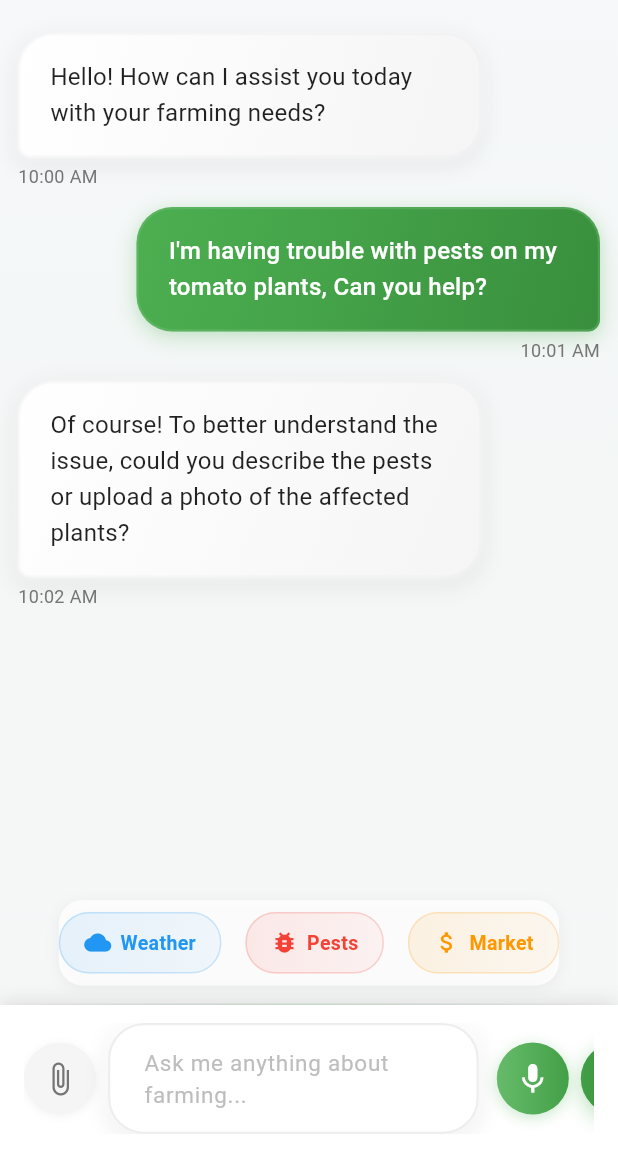
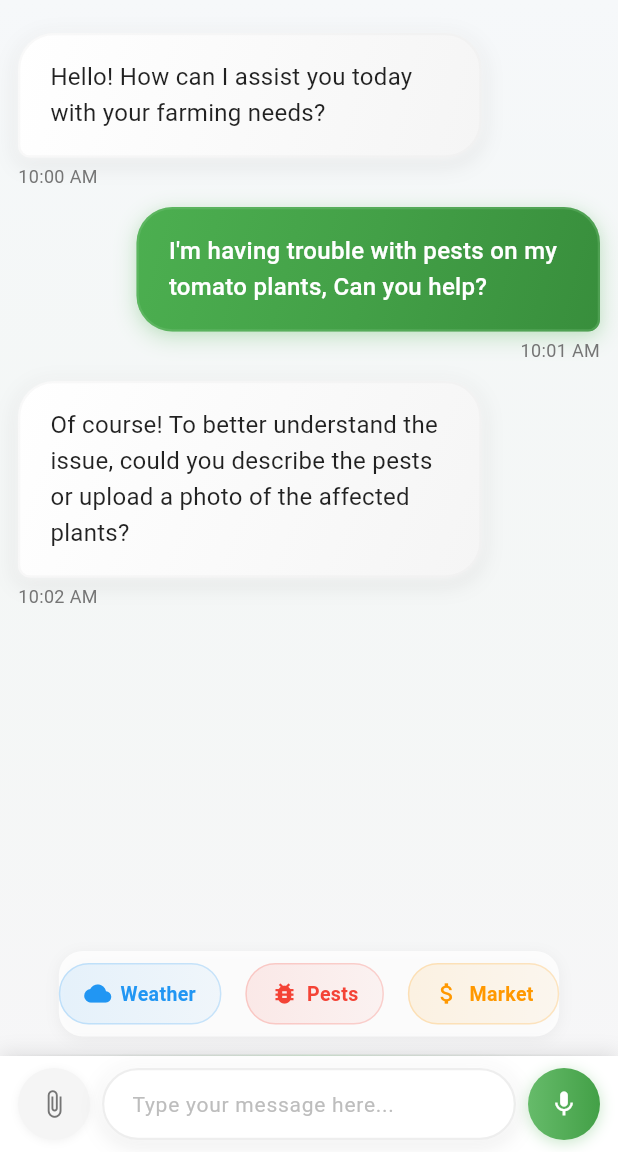
Before and after one commit to yuvakrishnayk/krishi_sakhi, a Flutter app: the ChatbotScreen screen opened directly, on a phone screen of 412 x 824 dp, the part 84-1236 px from its top. Run offline on Flutter 3.47's test engine with Material 3 defaults, Android fonts, the light colour scheme and no system bars; our stand-ins replace image_picker; network calls fail.

Commit message:
fix: update chat input hint and enhance message sending functionality

```diff
--- a/lib/l10n/app_localizations_en.dart
+++ b/lib/l10n/app_localizations_en.dart
@@ -327,7 +327,7 @@ class AppLocalizationsEn extends AppLocalizations {
   String get chatAnalyzing => 'Thank you for your message. I\'m analyzing your query and will provide you with the best farming advice!';
 
   @override
-  String get chatInputHint => 'Ask me anything about farming...';
+  String get chatInputHint => 'Type your message here...';
 
   @override
   String get selectAttachment => 'Select Attachment';
--- a/lib/screens/chatbot_screen.dart
+++ b/lib/screens/chatbot_screen.dart
@@ -14,12 +14,12 @@ class _ChatbotScreenState extends State<ChatbotScreen>
     with TickerProviderStateMixin {
   final TextEditingController _controller = TextEditingController();
   late AnimationController _fabAnimationController;
-  late Animation<double> _fabAnimation;
   final GlobalKey<ScaffoldState> _scaffoldKey = GlobalKey<ScaffoldState>();
 
   List<_ChatMessage> _messages = [];
   bool _isTyping = false;
   bool _messagesInitialized = false;
+  bool _hasText = false;
 
   void _initializeMessages(AppLocalizations loc) {
     if (!_messagesInitialized) {
@@ -43,17 +43,19 @@ class _ChatbotScreenState extends State<ChatbotScreen>
       duration: const Duration(milliseconds: 300),
       vsync: this,
     );
-    _fabAnimation = Tween<double>(begin: 0.0, end: 1.0).animate(
-      CurvedAnimation(
-        parent: _fabAnimationController,
-        curve: Curves.elasticOut,
-      ),
-    );
     _fabAnimationController.forward();
+
+    // Listen to text changes
+    _controller.addListener(() {
+      setState(() {
+        _hasText = _controller.text.trim().isNotEmpty;
+      });
+    });
   }
 
   @override
   void dispose() {
+    _controller.dispose();
     _fabAnimationController.dispose();
     super.dispose();
   }
@@ -259,13 +261,9 @@ class _ChatbotScreenState extends State<ChatbotScreen>
           ),
         ],
       ),
-      padding: const EdgeInsets.symmetric(horizontal: 16, vertical: 12),
+      padding: const EdgeInsets.symmetric(horizontal: 12, vertical: 8),
       child: SafeArea(
-        child: SingleChildScrollView(
-          scrollDirection: Axis.horizontal,
-          child: IntrinsicWidth(
         child: Row(
-              mainAxisSize: MainAxisSize.min,
           children: [
             Container(
               decoration: BoxDecoration(
@@ -282,18 +280,14 @@ class _ChatbotScreenState extends State<ChatbotScreen>
               child: IconButton(
                 icon: Icon(Icons.attach_file, color: Colors.grey[600]),
                 onPressed: _handleAttachment,
-                    constraints: const BoxConstraints(
-                      minWidth: 40,
-                      minHeight: 40,
-                    ),
+                iconSize: 20,
+                constraints: const BoxConstraints(minWidth: 36, minHeight: 36),
+                padding: EdgeInsets.zero,
               ),
             ),
             const SizedBox(width: 8),
-                Container(
-                  constraints: BoxConstraints(
-                    minWidth: MediaQuery.of(context).size.width * 0.4,
-                    maxWidth: MediaQuery.of(context).size.width * 0.6,
-                  ),
+            Expanded(
+              child: Container(
                 decoration: BoxDecoration(
                   borderRadius: BorderRadius.circular(24),
                   boxShadow: [
@@ -316,7 +310,7 @@ class _ChatbotScreenState extends State<ChatbotScreen>
                     hintText: loc.chatInputHint,
                     hintStyle: TextStyle(
                       color: Colors.grey[400],
-                        fontSize: 15,
+                      fontSize: 14,
                       fontWeight: FontWeight.w400,
                     ),
                     border: OutlineInputBorder(
@@ -343,23 +337,24 @@ class _ChatbotScreenState extends State<ChatbotScreen>
                     fillColor: Colors.white,
                     filled: true,
                     contentPadding: const EdgeInsets.symmetric(
-                        horizontal: 20,
-                        vertical: 16,
+                      horizontal: 16,
+                      vertical: 12,
                     ),
                   ),
                   style: const TextStyle(
-                      fontSize: 15,
+                    fontSize: 14,
                     fontWeight: FontWeight.w400,
                     color: Colors.black87,
                     height: 1.4,
                   ),
                   minLines: 1,
-                    maxLines: 4,
+                  maxLines: 3,
                   textCapitalization: TextCapitalization.sentences,
                   onSubmitted: (_) => _sendMessage(),
                 ),
               ),
-                const SizedBox(width: 12),
+            ),
+            const SizedBox(width: 8),
             Container(
               decoration: BoxDecoration(
                 shape: BoxShape.circle,
@@ -375,44 +370,23 @@ class _ChatbotScreenState extends State<ChatbotScreen>
                 ],
               ),
               child: IconButton(
-                    icon: const Icon(Icons.mic, color: Colors.white),
-                    onPressed: () {},
-                    constraints: const BoxConstraints(
-                      minWidth: 40,
-                      minHeight: 40,
+                icon: Icon(
+                  _hasText ? Icons.send : Icons.mic,
+                  color: Colors.white,
                 ),
-                  ),
-                ),
-                const SizedBox(width: 8),
-                ScaleTransition(
-                  scale: _fabAnimation,
-                  child: Container(
-                    decoration: BoxDecoration(
-                      shape: BoxShape.circle,
-                      gradient: LinearGradient(
-                        colors: [Colors.green[600]!, Colors.green[800]!],
-                      ),
-                      boxShadow: [
-                        BoxShadow(
-                          color: Colors.green.withOpacity(0.4),
-                          blurRadius: 12,
-                          offset: const Offset(0, 4),
-                        ),
-                      ],
-                    ),
-                    child: IconButton(
-                      icon: const Icon(Icons.send, color: Colors.white),
-                      onPressed: _sendMessage,
-                      constraints: const BoxConstraints(
-                        minWidth: 40,
-                        minHeight: 40,
-                      ),
-                    ),
+                onPressed:
+                    _hasText
+                        ? _sendMessage
+                        : () {
+                          // Handle voice recording here
+                          print('Voice recording not implemented yet');
+                        },
+                iconSize: 20,
+                constraints: const BoxConstraints(minWidth: 36, minHeight: 36),
+                padding: EdgeInsets.zero,
               ),
             ),
           ],
-            ),
-          ),
         ),
       ),
     );
```
Lines whose indentation alone changed are shown as unchanged.
